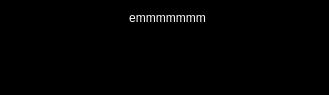
First picture: the form in app/ui/loading.ui, repository ctpbee/ctpbee_desktop, before the edit.
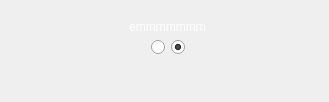
Second picture: the form after the edit.

```diff
--- a/app/ui/loading.ui
+++ b/app/ui/loading.ui
@@ -7,7 +7,7 @@
     <x>0</x>
     <y>0</y>
     <width>329</width>
-    <height>95</height>
+    <height>102</height>
    </rect>
   </property>
   <property name="minimumSize">
@@ -25,12 +25,9 @@
   <property name="windowTitle">
    <string>提示</string>
   </property>
-  <property name="styleSheet">
-   <string notr="true">background-color: rgb(0, 0, 0);
-border-radius:30px;</string>
-  </property>
   <layout class="QVBoxLayout" name="verticalLayout">
    <item>
+    <widget class="QWidget" name="bb" native="true">
     <layout class="QFormLayout" name="formLayout">
      <item row="1" column="1">
       <widget class="QLabel" name="msg">
@@ -66,9 +63,6 @@
          <property name="autoFillBackground">
           <bool>false</bool>
          </property>
-         <property name="styleSheet">
-          <string notr="true">selection-background-color: rgb(255, 0, 0);</string>
-         </property>
          <property name="text">
           <string/>
          </property>
@@ -80,6 +74,7 @@
       </layout>
      </item>
     </layout>
+    </widget>
    </item>
   </layout>
  </widget>
```
Lines whose indentation alone changed are shown as unchanged.
